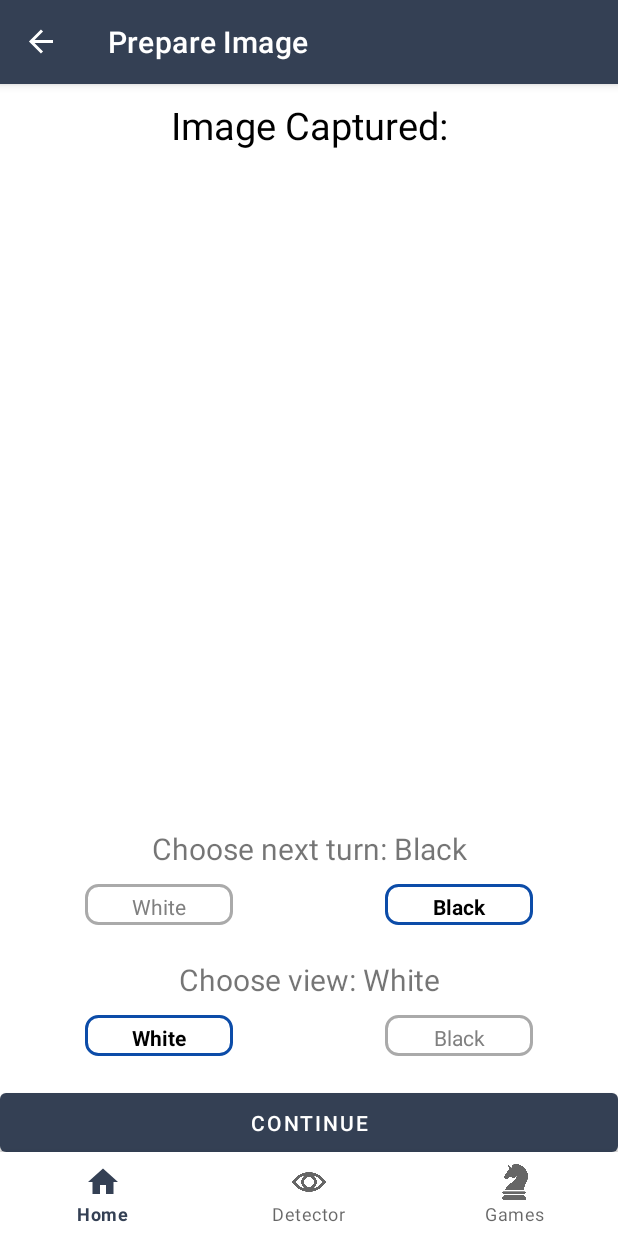
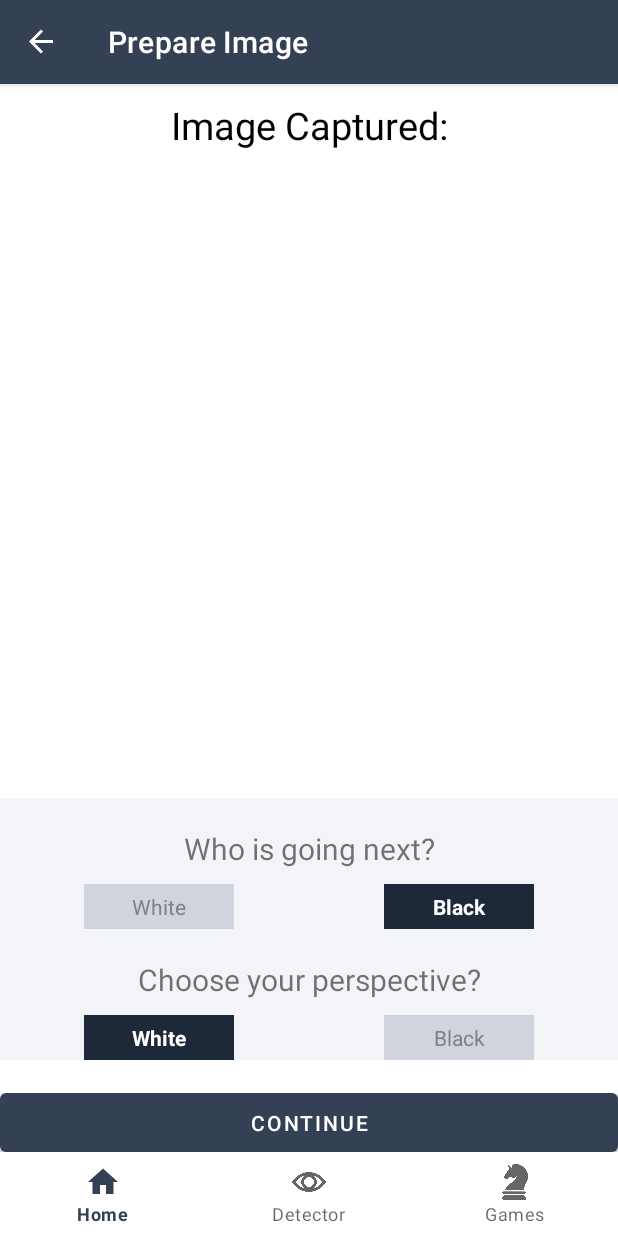
Before and after one commit to trnKhanh/chess-project, an Android app: the PrepareImageFragment screen opened through its navigation route, after a tap on "Black", on a phone screen of 412 x 824 dp. Run offline under Robolectric (Android 15) with nearby library versions, the phone set to English and light mode, and no system bars; our stand-ins replace navigation-ui.

Commit message:
Improve Image Prepare UI

```diff
--- a/app/src/main/java/com/chessproject/ui/detector/PrepareImageFragment.java
+++ b/app/src/main/java/com/chessproject/ui/detector/PrepareImageFragment.java
@@ -84,27 +84,37 @@ public class PrepareImageFragment extends Fragment implements View.OnClickListen
     }
 
     private void fixToggleButton() {
-        updateToggleButtonState("Choose next turn: ", whiteTurnButton, blackTurnButton, nextTurnTextView, isWhiteTurn);
-        updateToggleButtonState("Choose view: ", whiteViewButton, blackViewButton, nextViewTextView, isWhiteView);
+        updateToggleButtonState("Choose next turn: ",
+                whiteTurnButton,
+                blackTurnButton,
+                nextTurnTextView,
+                isWhiteTurn);
+        updateToggleButtonState("Choose view: ",
+                whiteViewButton,
+                blackViewButton,
+                nextViewTextView,
+                isWhiteView);
     }
 
     private void updateToggleButtonState(String pattern, TextView activeButton, TextView inactiveButton, TextView textView, boolean isWhite) {
         if (isWhite) {
             activeButton.setBackgroundResource(R.drawable.rounded_background_border_true);
             activeButton.setTypeface(null, Typeface.BOLD);
-            activeButton.setTextColor(Color.BLACK);
+            activeButton.setTextColor(Color.WHITE);
+            activeButton.setBackgroundColor(requireContext().getColor(R.color.gray_800));
             inactiveButton.setBackgroundResource(R.drawable.rounded_background_border_false);
             inactiveButton.setTypeface(null, Typeface.NORMAL);
             inactiveButton.setTextColor(Color.parseColor("#808080"));
-            textView.setText(pattern + "White");
+            inactiveButton.setBackgroundColor(requireContext().getColor(R.color.gray_300));
         } else {
             inactiveButton.setBackgroundResource(R.drawable.rounded_background_border_true);
             inactiveButton.setTypeface(null, Typeface.BOLD);
-            inactiveButton.setTextColor(Color.BLACK);
+            inactiveButton.setTextColor(Color.WHITE);
+            inactiveButton.setBackgroundColor(requireContext().getColor(R.color.gray_800));
             activeButton.setBackgroundResource(R.drawable.rounded_background_border_false);
             activeButton.setTypeface(null, Typeface.NORMAL);
             activeButton.setTextColor(Color.parseColor("#808080"));
-            textView.setText(pattern + "Black");
+            activeButton.setBackgroundColor(requireContext().getColor(R.color.gray_300));
         }
     }
 
--- a/app/src/main/res/layout/fragment_prepare_image.xml
+++ b/app/src/main/res/layout/fragment_prepare_image.xml
@@ -22,7 +22,11 @@
         android:layout_weight="1"
         android:scaleType="fitCenter"
         android:src="@drawable/chessboard"/>
-
+    <LinearLayout
+        android:layout_width="match_parent"
+        android:layout_height="wrap_content"
+        android:orientation="vertical"
+        android:background="@color/gray_100">
         <TextView
             android:textSize="20dp"
             android:paddingTop="20dp"
@@ -31,7 +35,7 @@
             android:gravity="center"
             android:layout_width="match_parent"
             android:layout_height="wrap_content"
-        android:text="Choose next turn:"/>
+            android:text="@string/choose_next_turn"/>
         <LinearLayout
             android:gravity="center"
             android:layout_width="match_parent"
@@ -63,7 +67,7 @@
             android:gravity="center"
             android:layout_width="match_parent"
             android:layout_height="wrap_content"
-        android:text="Choose View:"/>
+            android:text="@string/choose_your_perspective"/>
         <LinearLayout
             android:gravity="center"
             android:layout_width="match_parent"
@@ -86,6 +90,7 @@
                 android:text="Black"
                 android:layout_width="100dp"
                 android:layout_height="wrap_content"/>
+        </LinearLayout>`
     </LinearLayout>
     <Button
         android:padding="10dp"
--- a/app/src/main/res/values/colors.xml
+++ b/app/src/main/res/values/colors.xml
@@ -6,6 +6,7 @@
     <color name="gay_700">#344054</color>
     <color name="gray_800">#1D2939</color>
     <color name="gray_300">#D0D5DD</color>
+    <color name="gray_100">#F2F4F7</color>
     <color name="gray_500">#667085</color>
     <color name="error_500">#F04438</color>
     <color name="success_500">#12B76A</color>
--- a/app/src/main/res/values/strings.xml
+++ b/app/src/main/res/values/strings.xml
@@ -22,4 +22,6 @@
     <string name="title_blind_puzzle">Blind Puzzle</string>
     <string name="you_are_white">You Are White</string>
     <string name="you_are_black">You Are Black</string>
+    <string name="choose_next_turn">Who is going next?</string>
+    <string name="choose_your_perspective">Choose your perspective?</string>
 </resources>
```
Lines whose indentation alone changed are shown as unchanged.
